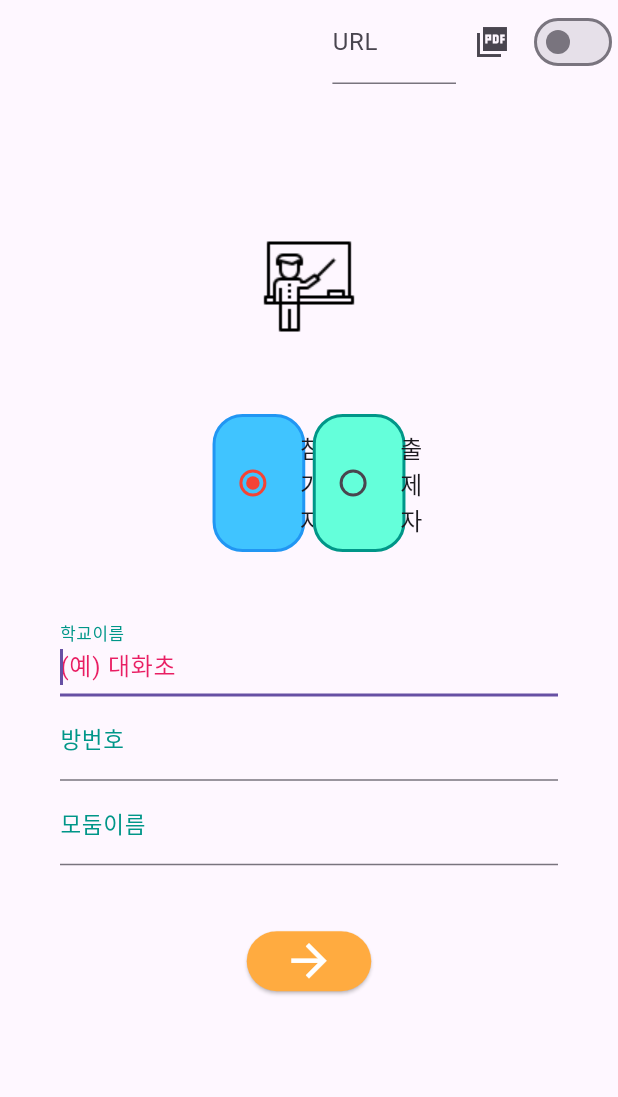
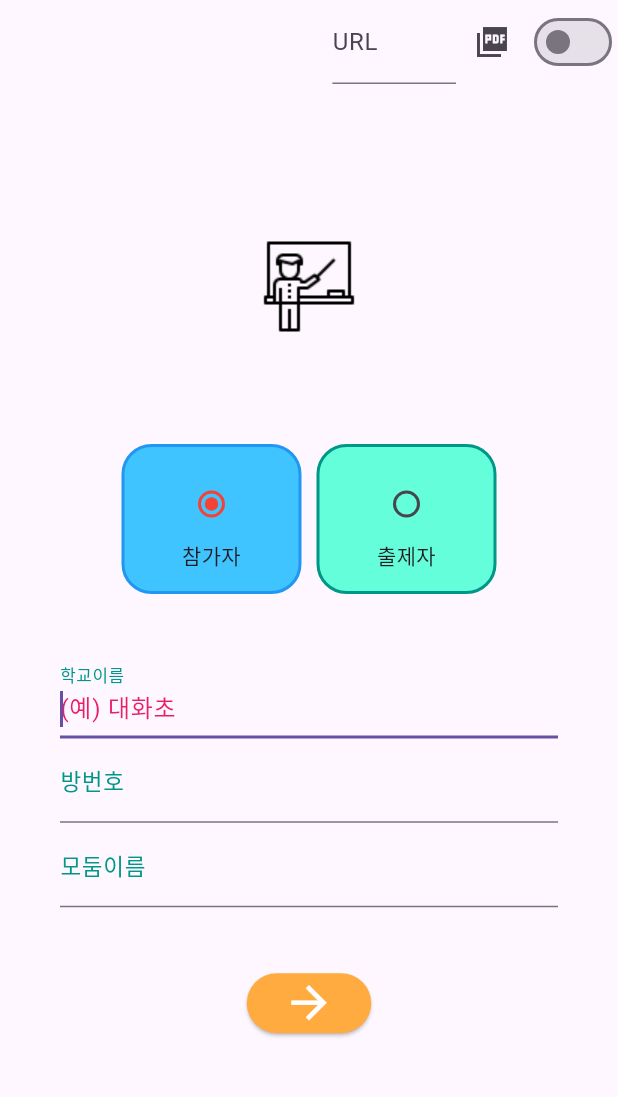
Before and after one commit to j991132/classtools, a Flutter app: the screen it shows after launch, on a phone screen of 412 x 824 dp, the part 84-1181 px from its top. Run offline on Flutter 3.47's test engine with Material 3 defaults, Android fonts, the light colour scheme and no system bars; our stand-ins replace auto_size_text, cloud_firestore, file_picker, firebase_core, just_audio, open_file and 3 more; missing offline and left inert: dart:html, syncfusion_flutter_pdfviewer; accounts and stored records are empty.

```diff
--- a/lib/Login.dart
+++ b/lib/Login.dart
@@ -3,7 +3,7 @@ import 'package:flutter/material.dart';
 import 'package:webview_flutter/webview_flutter.dart';
 
 import 'QuizBuzzer.dart';
-import 'TeacherPage.dart';
+import 'TeacherPage.dart';  // 파일 이름이 TeacherPage.dart라고 가정
 import 'main.dart';
 import 'util.dart';
 
@@ -35,14 +35,14 @@ class _LogInState extends State<LogIn> {
       await Navigator.push(
           context,
           MaterialPageRoute(
-              builder: (BuildContext context) => teacherPage(
+              builder: (BuildContext context) => TeacherPage(
                   (controller.text + controller2.text).trim(),
                   controller3.text.trim(), pdfexist.toString(),controller4.text.trim() )));
     } else if (result.data().toString().contains('ok')) {
       await Navigator.push(
           context,
           MaterialPageRoute(
-              builder: (BuildContext context) => teacherPage(
+              builder: (BuildContext context) => TeacherPage(
                   (controller.text + controller2.text).trim(),
                   controller3.text.trim(), pdfexist.toString(),controller4.text.trim())));
     } else {
@@ -69,6 +69,8 @@ class _LogInState extends State<LogIn> {
 
   @override
   Widget build(BuildContext context) {
+    final screenWidth = MediaQuery.of(context).size.width;
+    final isSmallScreen = screenWidth < 360;
     return Scaffold(
       appBar: AppBar(
         title: Text('Class Tools'),
@@ -139,61 +141,15 @@ class _LogInState extends State<LogIn> {
                   width: 170.0,
                 ),
               ),
-            Row(
-              mainAxisAlignment: MainAxisAlignment.center,
-              children: [
-                Container(
-                  decoration: BoxDecoration(
-                    color: Colors.lightBlueAccent,
-                    borderRadius: BorderRadius.circular(20),
-                    border: Border.all(
-                      color: Colors.blue,
-                      width: 2
-                    ),
-                  ),
-                  alignment: Alignment.center,
-                  width: MediaQuery.of(context).size.width*0.15,
-                  child:
-                  RadioListTile<int>(
-                    title: Text('참가자'),
-                    value: 1,
-                    groupValue: _selectedValue,
-                    onChanged: (int? value) {
-                      setState(() {
-                        _selectedValue = value!;
-                      });
-                    },
-                    activeColor: Colors.red,
-                  ),
-                ),
-SizedBox(width:5),
-                Container(
-                  decoration: BoxDecoration(
-                    color: Colors.tealAccent,
-                    borderRadius: BorderRadius.circular(20),
-                    border: Border.all(
-                        color: Colors.teal,
-                        width: 2
-                    ),
-                  ),
-                  alignment: Alignment.center,
-                  width: MediaQuery.of(context).size.width*0.15,
-                  child:
-                  RadioListTile<int>(
-                  title: Text('출제자'),
-                  value: 2,
-                  groupValue: _selectedValue,
-                  onChanged: (int? value) {
-                    setState(() {
-                      _selectedValue = value!;
-                    });
-                  },
-                    activeColor: Colors.red,
-                ),
-                ),
-
-              ],
-            ),
+              SizedBox(height: 20),
+              Row(
+                mainAxisAlignment: MainAxisAlignment.center,
+                children: [
+                  _buildRadioButton('참가자', 1, isSmallScreen),
+                  SizedBox(width: 10),
+                  _buildRadioButton('출제자', 2, isSmallScreen),
+                ],
+              ),
 
 
               Form(
@@ -286,4 +242,40 @@ SizedBox(width:5),
       ),
     );
   }
+  Widget _buildRadioButton(String title, int value, bool isSmallScreen) {
+    return Container(
+      decoration: BoxDecoration(
+        color: value == 1 ? Colors.lightBlueAccent : Colors.tealAccent,
+        borderRadius: BorderRadius.circular(20),
+        border: Border.all(
+            color: value == 1 ? Colors.blue : Colors.teal,
+            width: 2
+        ),
+      ),
+      width: isSmallScreen ? 80 : 120,
+      height: isSmallScreen ? 80 : 100,
+      child: Column(
+        mainAxisAlignment: MainAxisAlignment.center,
+        children: [
+          Radio<int>(
+            value: value,
+            groupValue: _selectedValue,
+            onChanged: (int? newValue) {
+              setState(() {
+                _selectedValue = newValue!;
+              });
+            },
+            activeColor: Colors.red,
+          ),
+          Text(
+            title,
+            style: TextStyle(
+              fontSize: isSmallScreen ? 12 : 14,
+            ),
+            textAlign: TextAlign.center,
+          ),
+        ],
+      ),
+    );
+  }
 }
```
Also changed, not shown: lib/TeacherPage.dart (+181 -249 lines), 1 other file.
